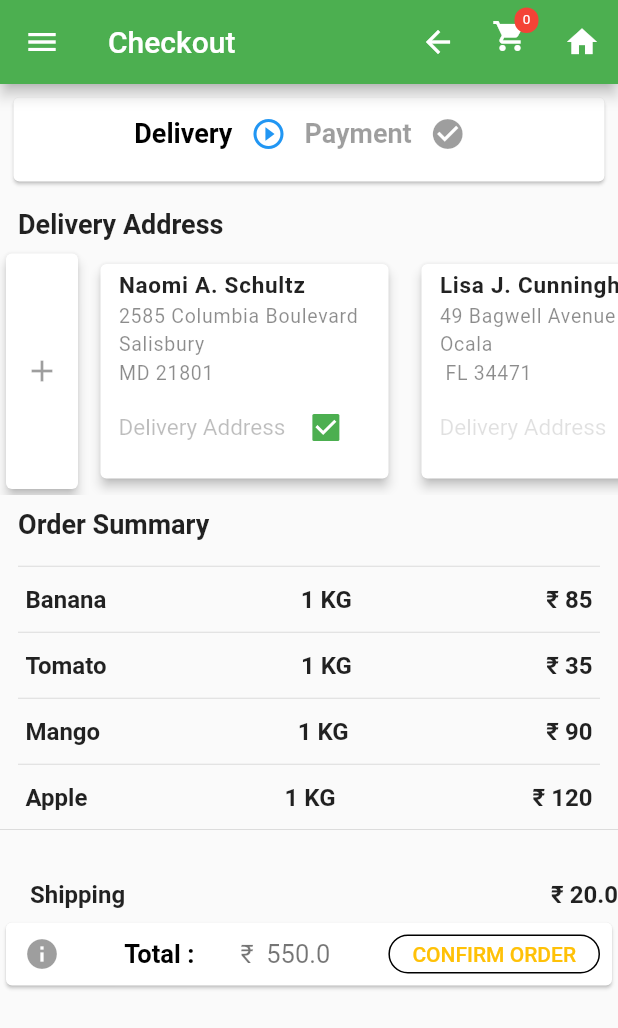
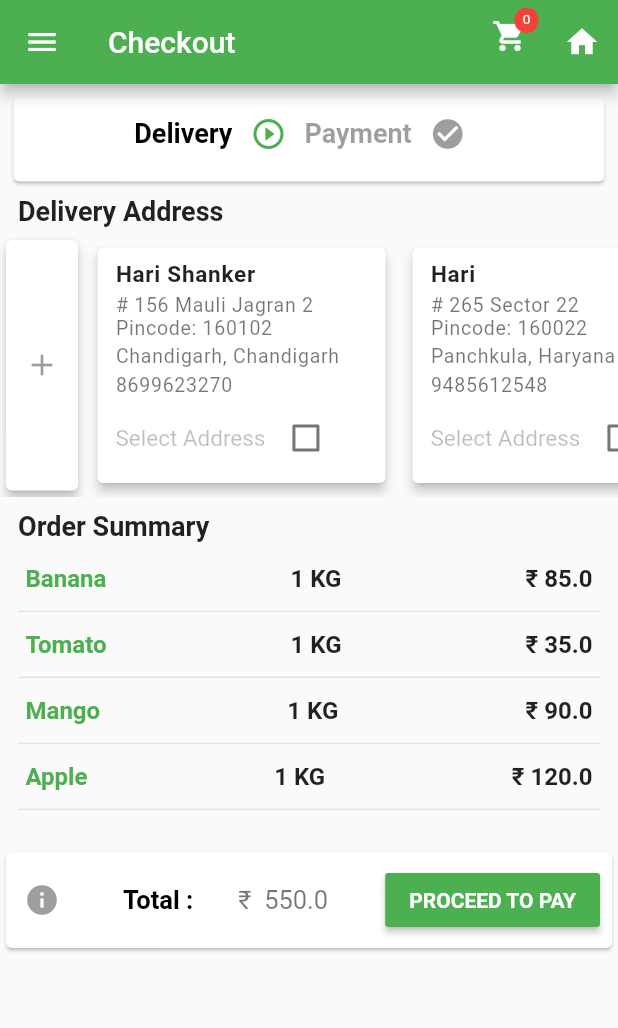
Before and after one commit to shankersdharigweb/mandi, a Flutter app: the Checkout screen opened directly, on a phone screen of 412 x 824 dp. Shown: the top 1028 px of the screen. Run offline on Flutter 3.47's test engine with Material 2 defaults, Android fonts, the phone set to English and light mode, and no system bars; our stand-ins replace carousel_slider.

Commit message:
Mandi checkout page

```diff
--- a/lib/cart/checkout.dart
+++ b/lib/cart/checkout.dart
@@ -1,9 +1,8 @@
 import 'package:flutter/material.dart';
-import 'package:onlinemandi/product/products.dart';
 import 'package:onlinemandi/sidebar.dart';
 import 'package:onlinemandi/banners.dart';
-import 'package:onlinemandi/cart/cartItems.dart';
 import 'package:onlinemandi/cart/cart.dart';
+import 'package:onlinemandi/cart/payment.dart';
 
 class Checkout extends StatefulWidget {
   final String title;
@@ -16,10 +15,7 @@ class Checkout extends StatefulWidget {
 
 class check_out extends State<Checkout> {
   final GlobalKey<ScaffoldState> _scaffoldKey = GlobalKey<ScaffoldState>();
-  bool checkboxValueA = true;
-  bool checkboxValueB = false;
-  bool checkboxValueC = false;
-
+  bool checkboxValueA = false;
   var cartList = [
     {
       "pricers": '85',
@@ -71,6 +67,32 @@ class check_out extends State<Checkout> {
       "quantity": "1 KG",
     },
   ];
+  var addressList = [
+    {
+      "name": "Hari Shanker",
+      "address": "# 156 Mauli Jagran 2",
+      "phone_number": "8699623270",
+      "state": "Chandigarh",
+      "city": "Chandigarh",
+      "pincode": "160102",
+    },
+    {
+      "name": "Hari",
+      "address": "# 265 Sector 22",
+      "phone_number": "9485612548",
+      "state": "Haryana",
+      "city": "Panchkula",
+      "pincode": "160022"
+    },
+    {
+      "name": "Shanker",
+      "address": "# 105 Sector 20",
+      "phone_number": "8695352641",
+      "state": "Chandigarh",
+      "city": "Chandigarh",
+      "pincode": "160019"
+    },
+  ];
 
   @override
   Widget build(BuildContext context) {
@@ -86,16 +108,10 @@ class check_out extends State<Checkout> {
       total = total + 20.0;
       shipping_price = '20.0';
     }
-
-    final double height = MediaQuery.of(context).size.height;
     int counter = 0;
     AppBar appBar = new AppBar(
       title: new Text(widget.title),
       actions: <Widget>[
-        IconButton(
-          icon: Icon(Icons.arrow_back),
-          onPressed: () => Navigator.pop(context, false),
-        ),
         new Stack(
           children: <Widget>[
             new IconButton(
@@ -146,7 +162,6 @@ class check_out extends State<Checkout> {
         ),
       ],
     );
-
     return new Scaffold(
       key: _scaffoldKey,
       appBar: appBar,
@@ -183,7 +198,7 @@ class check_out extends State<Checkout> {
                                   IconButton(
                                       icon: Icon(
                                         Icons.play_circle_outline,
-                                      color: Colors.blue,
+                                        color: Colors.green,
                                       ),
                                       onPressed: null)
                                 ],
@@ -207,19 +222,30 @@ class check_out extends State<Checkout> {
                                       Icons.check_circle,
                                       color: Colors.black38,
                                     ),
-                                    onPressed: null)
+                                    onPressed: () {
+                                      Navigator.of(context).push(
+                                          MaterialPageRoute(builder: (context) {
+                                        return Payment(
+                                          title: "Checkout",
+                                        );
+                                      }));
+                                    },
+                                  ),
                                 ],
-                            )),
+                              ),
+                          ),
                         ),
                       ],
                     ),
                   ],
-              )))),
-          _verticalDivider(),
+                ),
+              ),
+            ),
+          ),
           Container(
             alignment: Alignment.topLeft,
             margin:
-                EdgeInsets.only(left: 12.0, top: 5.0, right: 0.0, bottom: 5.0),
+                EdgeInsets.only(left: 12.0, top: 0.0, right: 0.0, bottom: 5.0),
             child: new Text(
               'Delivery Address',
               style: TextStyle(
@@ -229,29 +255,20 @@ class check_out extends State<Checkout> {
             ),
           ),
           Container(
-            height: 165.0,
-            child: ListView(
+            height: 175.0,
+            child: ListView.builder(
               scrollDirection: Axis.horizontal,
+              itemCount: addressList.length,
+              itemBuilder: (BuildContext cont, int index) {
+                //bool checkboxValueA[index] = false;
+                return SafeArea(
+                  child: Row(
                     children: <Widget>[
+                      addAddress(index),
                       Container(
-                  width: 56.0,
-                  child: Card(
-                    elevation: 3.0,
-                    child: Row(
-                      crossAxisAlignment: CrossAxisAlignment.center,
-                      children: <Widget>[
-                        new Container(
-                            alignment: Alignment.center,
-                            child: IconButton(
-                                icon: Icon(Icons.add), onPressed: null)),
-                      ],
-                    ),
-                  ),
-                ),
-                Container(
-                  height: 165.0,
+                        height: 175.0,
                         width: 200.0,
-                  margin: EdgeInsets.all(7.0),
+                        margin: EdgeInsets.all(5.0),
                         child: Card(
                           elevation: 3.0,
                           child: Row(
@@ -266,10 +283,12 @@ class check_out extends State<Checkout> {
                                         right: 0.0,
                                         bottom: 5.0),
                                     child: Column(
-                                crossAxisAlignment: CrossAxisAlignment.start,
+                                      crossAxisAlignment:
+                                          CrossAxisAlignment.start,
                                       children: <Widget>[
+                                        _verticalDivider(),
                                         new Text(
-                                    'Naomi A. Schultz',
+                                          addressList[index]['name'],
                                           style: TextStyle(
                                             color: Colors.black87,
                                             fontSize: 15.0,
@@ -279,34 +298,31 @@ class check_out extends State<Checkout> {
                                         ),
                                         _verticalDivider(),
                                         new Text(
-                                    '2585 Columbia Boulevard',
+                                          addressList[index]['address'] +"\nPincode: "+ addressList[index]['pincode'],
                                           style: TextStyle(
-                                        color: Colors.black45,
+                                              color: Colors.black54,
                                               fontSize: 13.0,
                                               letterSpacing: 0.5),
                                         ),
                                         _verticalDivider(),
                                         new Text(
-                                    'Salisbury',
+                                          addressList[index]['city'] +", "+ addressList[index]['state'],
                                           style: TextStyle(
-                                        color: Colors.black45,
+                                              color: Colors.black54,
                                               fontSize: 13.0,
                                               letterSpacing: 0.5),
                                         ),
                                         _verticalDivider(),
                                         new Text(
-                                    'MD 21801',
+                                          addressList[index]['phone_number'],
                                           style: TextStyle(
-                                        color: Colors.black45,
+                                              color: Colors.black54,
                                               fontSize: 13.0,
                                               letterSpacing: 0.5),
                                         ),
+                                        _verticalDivider(),
                                         new Container(
-                                    margin: EdgeInsets.only(
-                                        left: 00.0,
-                                        top: 05.0,
-                                        right: 0.0,
-                                        bottom: 5.0),
+                                          margin: EdgeInsets.all(0),
                                           child: Row(
                                             crossAxisAlignment:
                                                 CrossAxisAlignment.center,
@@ -314,7 +330,7 @@ class check_out extends State<Checkout> {
                                                 MainAxisAlignment.start,
                                             children: <Widget>[
                                               new Text(
-                                          'Delivery Address',
+                                                'Select Address',
                                                 style: TextStyle(
                                                   fontSize: 15.0,
                                                   color: Colors.black26,
@@ -341,100 +357,10 @@ class check_out extends State<Checkout> {
                           ),
                         ),
                       ),
-                Container(
-                  height: 130.0,
-                  width: 200.0,
-                  margin: EdgeInsets.all(7.0),
-                  child: Card(
-                    elevation: 3.0,
-                    child: Row(
-                      crossAxisAlignment: CrossAxisAlignment.start,
-                      children: <Widget>[
-                        new Column(
-                          children: <Widget>[
-                            new Container(
-                              margin: EdgeInsets.only(
-                                  left: 12.0,
-                                  top: 5.0,
-                                  right: 0.0,
-                                  bottom: 5.0),
-                              child: Column(
-                                crossAxisAlignment: CrossAxisAlignment.start,
-                                children: <Widget>[
-                                  new Text(
-                                    'Lisa J. Cunningham',
-                                    style: TextStyle(
-                                      color: Colors.black87,
-                                      fontSize: 15.0,
-                                      fontWeight: FontWeight.bold,
-                                      letterSpacing: 0.5,
-                                    ),
-                                  ),
-                                  _verticalDivider(),
-                                  new Text(
-                                    '49 Bagwell Avenue',
-                                    style: TextStyle(
-                                        color: Colors.black45,
-                                        fontSize: 13.0,
-                                        letterSpacing: 0.5),
-                                  ),
-                                  _verticalDivider(),
-                                  new Text(
-                                    'Ocala',
-                                    style: TextStyle(
-                                        color: Colors.black45,
-                                        fontSize: 13.0,
-                                        letterSpacing: 0.5),
-                                  ),
-                                  _verticalDivider(),
-                                  new Text(
-                                    ' FL 34471',
-                                    style: TextStyle(
-                                        color: Colors.black45,
-                                        fontSize: 13.0,
-                                        letterSpacing: 0.5),
-                                  ),
-                                  new Container(
-                                    margin: EdgeInsets.only(
-                                        left: 00.0,
-                                        top: 05.0,
-                                        right: 0.0,
-                                        bottom: 5.0),
-                                    child: Row(
-                                      crossAxisAlignment:
-                                          CrossAxisAlignment.center,
-                                      mainAxisAlignment:
-                                          MainAxisAlignment.start,
-                                      children: <Widget>[
-                                        new Text(
-                                          'Delivery Address',
-                                          style: TextStyle(
-                                            fontSize: 15.0,
-                                            color: Colors.black12,
-                                          ),
-                                        ),
-                                        _verticalD(),
-                                        new Checkbox(
-                                          value: checkboxValueB,
-                                          onChanged: (bool value) {
-                                            setState(() {
-                                              checkboxValueB = value;
-                                            });
-                                          },
-                                        ),
                     ],
                   ),
-                                  )
-                                ],
-                              ),
-                            ),
-                          ],
-                        ),
-                      ],
-                    ),
-                  ),
-                ),
-              ],
+                );
+              },
             ),
           ),
           _verticalDivider(),
@@ -453,14 +379,14 @@ class check_out extends State<Checkout> {
           Container(
             margin:
                 EdgeInsets.only(left: 12.0, top: 5.0, right: 12.0, bottom: 5.0),
-            height: 170.0,
+            height: 180.0,
             child: ListView.builder(
               itemCount: cartList.length,
               itemBuilder: (BuildContext cont, int index) {
+                double item_price = double.parse(cartList[index]['pricers']);
                 return SafeArea(
                   child: Column(
                     children: <Widget>[
-                      Divider(height: 15.0),
                       Container(
                         padding: EdgeInsets.all(5.0),
                         child: Row(
@@ -471,14 +397,14 @@ class check_out extends State<Checkout> {
                             Text(cartList[index]['name'],
                                 style: TextStyle(
                                     fontSize: 16.0,
-                                    color: Colors.black87,
+                                    color: Colors.green,
                                     fontWeight: FontWeight.bold)),
                             Text(cartList[index]['quantity'].toString(),
                                 style: TextStyle(
                                     fontSize: 16.0,
                                     color: Colors.black87,
                                     fontWeight: FontWeight.bold)),
-                            Text("₹ " + cartList[index]['pricers'],
+                            Text("₹ $item_price",
                                 style: TextStyle(
                                     fontSize: 16.0,
                                     color: Colors.black87,
@@ -486,43 +412,17 @@ class check_out extends State<Checkout> {
                           ],
                         ),
                       ),
+                      Divider(height: 15.0),
+                      Shipingdata(index, shipping_price),
                     ],
                   ),
                 );
               },
             ),
           ),
-          Divider(),
           Container(
               alignment: Alignment.bottomLeft,
-            padding: EdgeInsets.only(left:20.0,top:5,bottom:5),
-            height: 50.0,
-              child: Row(
-                mainAxisSize: MainAxisSize.max,
-                crossAxisAlignment: CrossAxisAlignment.start,
-                mainAxisAlignment: MainAxisAlignment.spaceBetween,
-                children: <Widget>[
-                  Text("Shipping",
-                      style: TextStyle(
-                          fontSize: 16.0,
-                          color: Colors.black87,
-                          fontWeight: FontWeight.bold)),
-                  Text("",
-                      style: TextStyle(
-                          fontSize: 16.0,
-                          color: Colors.black87,
-                          fontWeight: FontWeight.bold)),
-                  Text("₹ $shipping_price",
-                      style: TextStyle(
-                          fontSize: 16.0,
-                          color: Colors.black87,
-                          fontWeight: FontWeight.bold)),
-                ],
-              ),
-          ),
-          Container(
-              alignment: Alignment.bottomLeft,
-              height: 50.0,
+              height: 80.0,
               child: Card(
                 child: Row(
                   mainAxisSize: MainAxisSize.max,
@@ -542,22 +442,24 @@ class check_out extends State<Checkout> {
                     ),
                     Padding(
                       padding: const EdgeInsets.all(8.0),
-                      child: Container(
-                        alignment: Alignment.center,
-                        child: OutlineButton(
-                            borderSide:
-                                BorderSide(color: Colors.amber.shade500),
-                            child: const Text('CONFIRM ORDER'),
-                            textColor: Colors.amber.shade500,
+                      child: RaisedButton(
+                        child: new Text(
+                          "PROCEED TO PAY",
+                          style: TextStyle(
+                            color: Colors.white,
+                            fontWeight: FontWeight.w600,
+                          ),
+                        ),
+                        // gives padding to the button
                         onPressed: () {
                           Navigator.push(
                               context,
                               MaterialPageRoute(
-                                      builder: (context) => Cart()));
+                                  builder: (context) => Payment(
+                                        title: "Checkout",
+                                      )));
                         },
-                            shape: new OutlineInputBorder(
-                              borderRadius: BorderRadius.circular(30.0),
-                            )),
+                        color: Colors.green,
                       ),
                     ),
                   ],
@@ -568,6 +470,62 @@ class check_out extends State<Checkout> {
     );
   }
 
+  Shipingdata(index, shipping_price) {
+    if (index == (cartList.length - 1)) {
+      return Column(
+        children: <Widget>[
+          Container(
+            padding: EdgeInsets.all(5.0),
+            child: Row(
+              mainAxisSize: MainAxisSize.max,
+              crossAxisAlignment: CrossAxisAlignment.start,
+              mainAxisAlignment: MainAxisAlignment.spaceBetween,
+              children: <Widget>[
+                Text("Shipping Charges",
+                    style: TextStyle(
+                        fontSize: 16.0,
+                        color: Colors.red,
+                        fontWeight: FontWeight.bold)),
+                Text("",
+                    style: TextStyle(
+                        fontSize: 16.0,
+                        color: Colors.black87,
+                        fontWeight: FontWeight.bold)),
+                Text("₹ $shipping_price",
+                    style: TextStyle(
+                        fontSize: 16.0,
+                        color: Colors.black87,
+                        fontWeight: FontWeight.bold)),
+              ],
+            ),
+          ),
+          Divider(height: 15.0),
+        ],
+      );
+    }
+    return Container();
+  }
+
+  addAddress(index) {
+    if (index == 0) {
+      return Container(
+        width: 56.0,
+        child: Card(
+          elevation: 3.0,
+          child: Row(
+            crossAxisAlignment: CrossAxisAlignment.center,
+            children: <Widget>[
+              new Container(
+                  alignment: Alignment.center,
+                  child: IconButton(icon: Icon(Icons.add), onPressed: null)),
+            ],
+          ),
+        ),
+      );
+    }
+    return Container();
+  }
+
   _verticalDivider() => Container(
         padding: EdgeInsets.all(2.0),
       );
--- /dev/null
+++ b/lib/models/login.dart
@@ -0,0 +1,14 @@
+class Login {
+  final int id;
+  final String name;
+  final String tagline;
+  final String description;
+  final String image_url;
+
+  Login.fromJSON(Map<String, dynamic> jsonMap) :
+        id = jsonMap['id'],
+        name = jsonMap['name'],
+        tagline = jsonMap['tagline'],
+        description = jsonMap['description'],
+        image_url = jsonMap['image_url'];
+}
```
Also changed, not shown: lib/cart/payment.dart (added, +380 -0 lines), pubspec.yaml (+2 -5 lines), pubspec.lock. Lines whose indentation alone changed are shown as unchanged.
